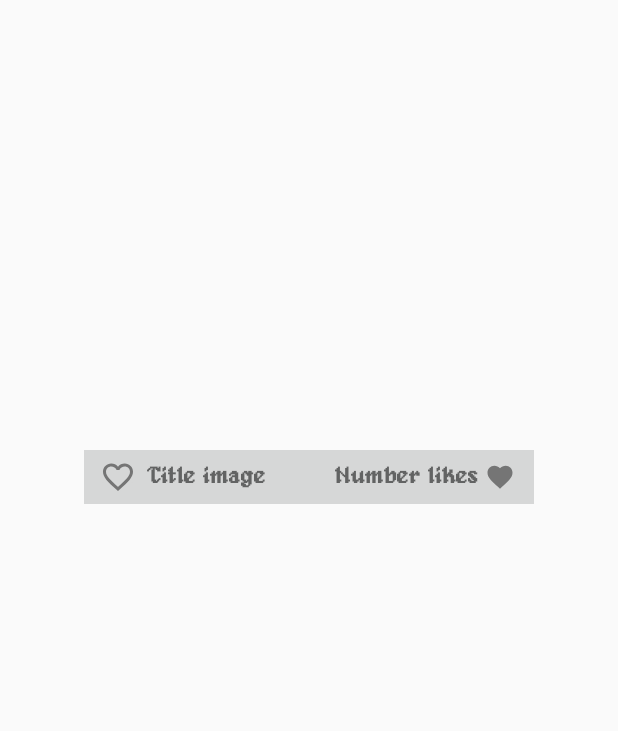
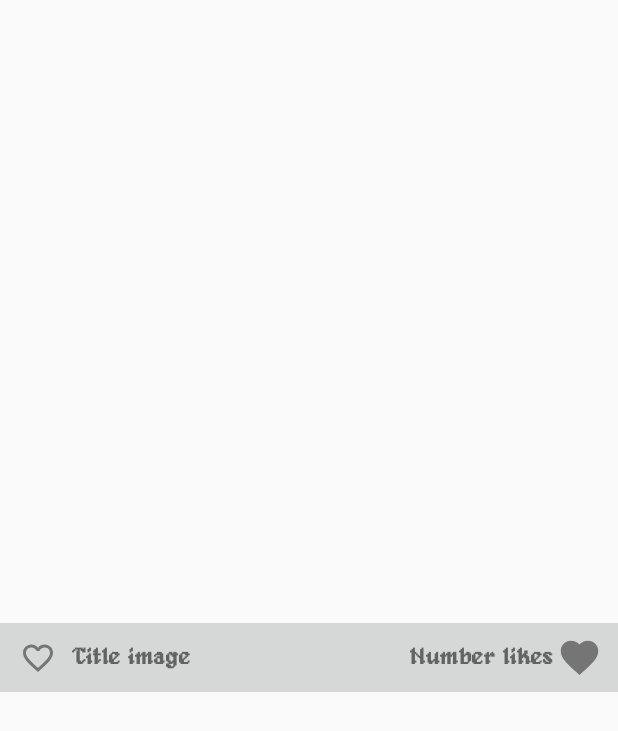
Before and after one commit to ETS-Android4/RetroRampage_App, an Android app: the layout fragment_publication.xml on its own in the app's theme, with its tools: preview values and no code run, on a phone screen of 412 x 824 dp. Shown: the top 731 px of the screen. Run offline under Robolectric (Android 15) with nearby library versions, the phone set to English and light mode, and no system bars.

Commit message:
Added PublicationLab, update PublicationFragment, Toolbar, start to edit Ranking action

```diff
--- a/app/src/main/java/com/example/retrorampage/BaseActivity.java
+++ b/app/src/main/java/com/example/retrorampage/BaseActivity.java
@@ -7,6 +7,7 @@ import androidx.fragment.app.Fragment;
 import androidx.fragment.app.FragmentManager;
 
 import android.os.Bundle;
+import android.util.Log;
 import android.view.Window;
 import android.view.WindowManager;
 
--- a/app/src/main/java/com/example/retrorampage/database/CursorDabase.java
+++ b/app/src/main/java/com/example/retrorampage/database/CursorDabase.java
@@ -18,13 +18,11 @@ public class CursorDabase extends CursorWrapper {
 
    //Metodo que devolvera una publicacion con datos mediante el cursor
    public Publication getPublication(){
-
        return new Publication(
                UUID.fromString(getString(getColumnIndex(DatabaseStructure.PublicationTable.Cols.UUID))),
                getLong(getColumnIndex(DatabaseStructure.PublicationTable.Cols.LIKES)),
                getLong(getColumnIndex(DatabaseStructure.PublicationTable.Cols.IMG)),
                getString(getColumnIndex(DatabaseStructure.PublicationTable.Cols.NAME)));
-
    }
 
 }
--- a/app/src/main/res/layout/activity_publication_base.xml
+++ b/app/src/main/res/layout/activity_publication_base.xml
@@ -9,8 +9,8 @@
 
     <include
 
-        layout="@layout/toolbar_base_activity"
-        android:id="@+id/toolbar_base_activity">
+        android:id="@+id/toolbar_base_activity"
+        layout="@layout/toolbar_base_activity">
 
     </include>
 
--- a/app/src/main/res/layout/fragment_publication.xml
+++ b/app/src/main/res/layout/fragment_publication.xml
@@ -2,16 +2,17 @@
 <LinearLayout
 
     xmlns:android="http://schemas.android.com/apk/res/android"
-    android:layout_width="@dimen/width_publication_size"
+    android:layout_width="match_parent"
     android:layout_height="wrap_content"
     android:orientation="vertical"
-    android:layout_gravity="center_horizontal">
+    android:layout_marginBottom="@dimen/margin_between_publications">
 
     <ImageView
 
         android:layout_width="@dimen/width_publication_size"
         android:layout_height="@dimen/height_publication_size"
-        android:id="@+id/image_view_fragment"/>
+        android:id="@+id/image_view_fragment"
+        android:layout_gravity="center_horizontal"/>
 
     <LinearLayout
 
@@ -61,6 +62,7 @@
             android:layout_weight="1"
             android:layout_width="@dimen/width_image_button"
             android:layout_height="@dimen/height_image_button"
+            android:background="@android:color/transparent"
             android:src="@drawable/ic_action_like_full"/>
 
     </LinearLayout>
--- a/app/src/main/res/values/dimens.xml
+++ b/app/src/main/res/values/dimens.xml
@@ -1,10 +1,11 @@
 <?xml version="1.0" encoding="utf-8"?>
 <resources>
-    <dimen name="width_publication_size">300dp</dimen>
-    <dimen name="height_publication_size">300dp</dimen>
+    <dimen name="width_publication_size">415dp</dimen>
+    <dimen name="height_publication_size">415dp</dimen>
     <dimen name="padding_linear_layout_description">8dp</dimen>
-    <dimen name="width_image_button">15dp</dimen>
-    <dimen name="height_image_button">20dp</dimen>
+    <dimen name="width_image_button">10dp</dimen>
+    <dimen name="height_image_button">30dp</dimen>
     <dimen name="text_size_publication">15sp</dimen>
     <dimen name="size_title_app">20sp</dimen>
+    <dimen name="margin_between_publications">45dp</dimen>
 </resources>
```
Also changed, not shown: app/src/main/java/com/example/retrorampage/PublicationFragment.java (+78 -33 lines), app/src/main/java/com/example/retrorampage/PublicationLab.java (+69 -17 lines), app/src/main/java/com/example/retrorampage/database/ManagerDatabase.java (+43 -0 lines), app/src/main/res/layout/fragment_publication_recycler_view.xml (+17 -4 lines), app/src/main/res/drawable-v24/marble.png (added).
